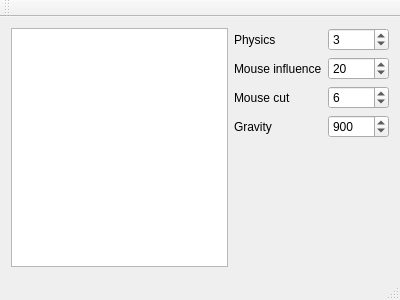
This is qt_tear_cloth/mainwindow.ui in FabienArcellier/QtTearAndClothPhysics as Qt 5 draws it before an edit. The edited form follows.
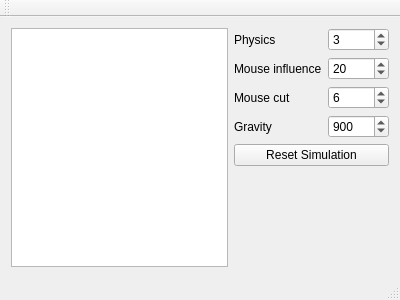
This is the edited form.

Commit message: Add the reset method

The edit to the form file:
```diff
--- a/qt_tear_cloth/mainwindow.ui
+++ b/qt_tear_cloth/mainwindow.ui
@@ -82,6 +82,13 @@
         </property>
        </widget>
       </item>
+      <item row="4" column="0" colspan="2">
+       <widget class="QPushButton" name="ResetSimulation">
+        <property name="text">
+         <string>Reset Simulation</string>
+        </property>
+       </widget>
+      </item>
      </layout>
     </item>
    </layout>
```
The commit also changes 6 other files.
